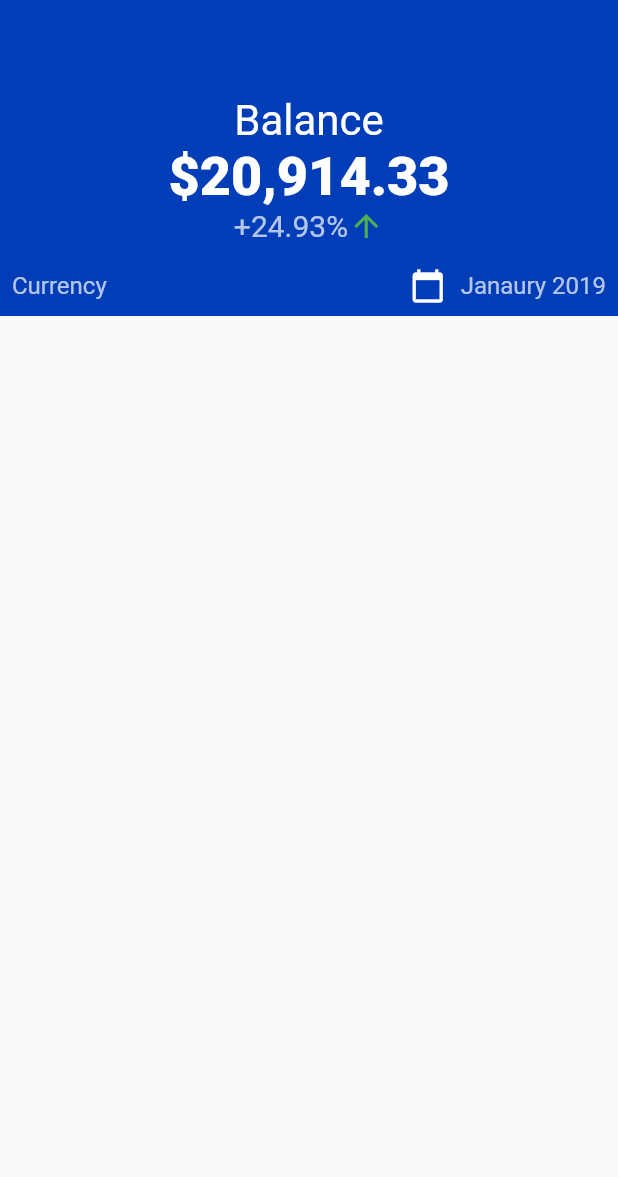
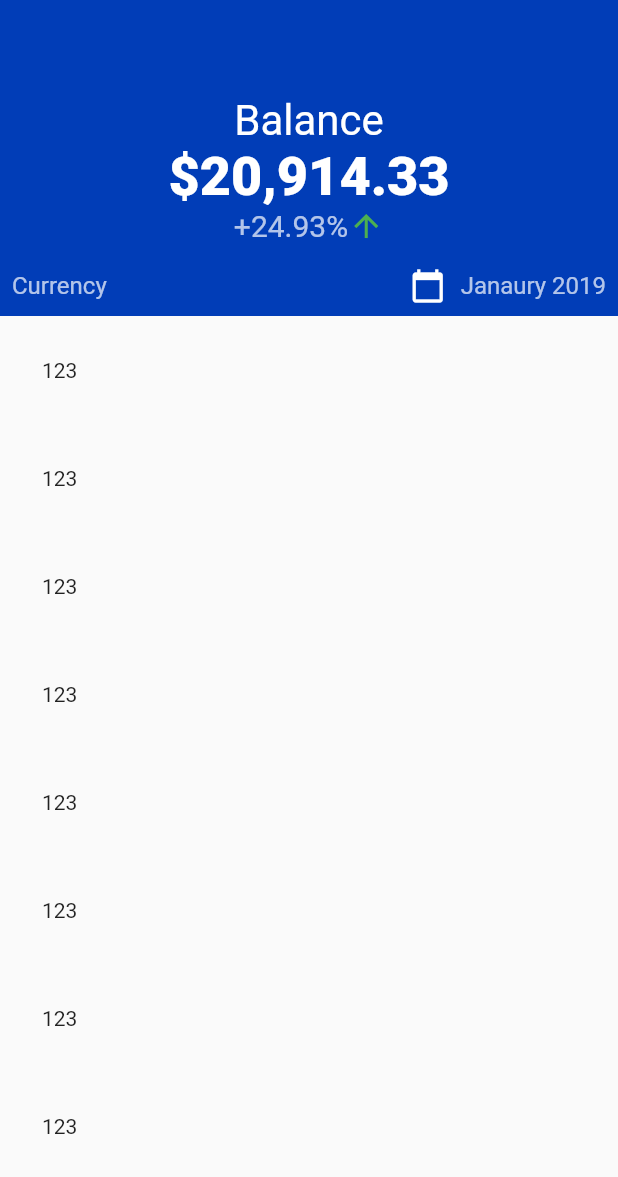
Before and after one commit to samuelezedi/flutter_note_app, a Flutter app: the screen it shows after launch, on a phone screen of 412 x 824 dp, the part 59-1236 px from its top. Run offline on Flutter 3.47's test engine with Material 2 defaults, Android fonts, the phone set to English and light mode, and no system bars; Roboto replaces fonts that are missing (Poppins).

Commit message:
added sliver bar

```diff
--- a/lib/main.dart
+++ b/lib/main.dart
@@ -40,8 +40,11 @@ class _MainViewState extends State<MainView> {
     return Scaffold(
       body: CustomScrollView(
         slivers: <Widget>[
+
           SliverAppBar(
             title: Text('All Notes'),
+            pinned: true,
+
             expandedHeight: 250,
             onStretchTrigger: (){
 
@@ -148,7 +151,60 @@ class _MainViewState extends State<MainView> {
                 ),
               ),
             ),
-          )
+          ),
+          SliverList(
+            delegate: SliverChildListDelegate(
+              [
+                  Padding(
+                    padding: const EdgeInsets.all(28.0),
+                    child: Text('123'),
+                  ),
+                Padding(
+                  padding: const EdgeInsets.all(28.0),
+                  child: Text('123'),
+                ),
+                Padding(
+                  padding: const EdgeInsets.all(28.0),
+                  child: Text('123'),
+                ),Padding(
+                padding: const EdgeInsets.all(28.0),
+                child: Text('123'),
+              ),
+                Padding(
+                  padding: const EdgeInsets.all(28.0),
+                  child: Text('123'),
+                ),
+                Padding(
+                  padding: const EdgeInsets.all(28.0),
+                  child: Text('123'),
+                ),
+                Padding(
+                  padding: const EdgeInsets.all(28.0),
+                  child: Text('123'),
+                ),
+                Padding(
+                  padding: const EdgeInsets.all(28.0),
+                  child: Text('123'),
+                ),
+                Padding(
+                  padding: const EdgeInsets.all(28.0),
+                  child: Text('123'),
+                ),
+                Padding(
+                  padding: const EdgeInsets.all(28.0),
+                  child: Text('123'),
+                ),
+                Padding(
+                  padding: const EdgeInsets.all(28.0),
+                  child: Text('123'),
+                ),
+
+
+
+
+              ]
+            )
+          ),
         ],
       ),
     );
```
